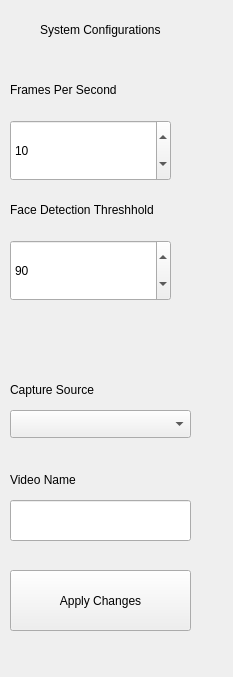
Old version of the form DesktopApp/configswidget.ui in the repository anassalah24/Graduation-Project-DMS.
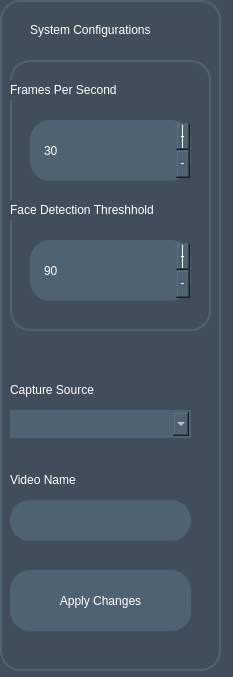
New version of the form.

```diff
--- a/DesktopApp/configswidget.ui
+++ b/DesktopApp/configswidget.ui
@@ -13,15 +13,25 @@
   <property name="windowTitle">
    <string>Form</string>
   </property>
+  <property name="styleSheet">
+   <string notr="true">QWidget{
+background-color:#404E5C;
+}</string>
+  </property>
   <widget class="QLabel" name="label">
    <property name="geometry">
     <rect>
-     <x>40</x>
+     <x>30</x>
      <y>20</y>
-     <width>151</width>
+     <width>161</width>
      <height>20</height>
     </rect>
    </property>
+   <property name="styleSheet">
+    <string notr="true">QLabel{
+color:white;
+}</string>
+   </property>
    <property name="text">
     <string>System Configurations</string>
    </property>
@@ -35,6 +45,11 @@
      <height>20</height>
     </rect>
    </property>
+   <property name="styleSheet">
+    <string notr="true">QLabel{
+color:white;
+}</string>
+   </property>
    <property name="text">
     <string>Frames Per Second</string>
    </property>
@@ -48,6 +63,11 @@
      <height>20</height>
     </rect>
    </property>
+   <property name="styleSheet">
+    <string notr="true">QLabel{
+color:white;
+}</string>
+   </property>
    <property name="text">
     <string>Face Detection Threshhold</string>
    </property>
@@ -61,6 +81,11 @@
      <height>20</height>
     </rect>
    </property>
+   <property name="styleSheet">
+    <string notr="true">QLabel{
+color:white;
+}</string>
+   </property>
    <property name="text">
     <string>Capture Source</string>
    </property>
@@ -68,31 +93,70 @@
   <widget class="QSpinBox" name="fps_spin">
    <property name="geometry">
     <rect>
-     <x>10</x>
+     <x>30</x>
      <y>120</y>
      <width>161</width>
      <height>61</height>
     </rect>
    </property>
+   <property name="styleSheet">
+    <string notr="true">QSpinBox{
+border: 2px solid #4F6272;
+border-radius:20px;
+color:white;
+padding-left:10px;
+	background-color: rgb(79, 98, 114);
+}
+QSpinBox:Hover{
+border: 2px solid #BFD7EA;
+}
+QSpinBox:focus{
+border: 2px solid white;
+}</string>
+   </property>
+   <property name="buttonSymbols">
+    <enum>QAbstractSpinBox::PlusMinus</enum>
+   </property>
    <property name="minimum">
     <number>1</number>
    </property>
    <property name="maximum">
-    <number>80</number>
+    <number>60</number>
+   </property>
+   <property name="singleStep">
+    <number>5</number>
    </property>
    <property name="value">
-    <number>10</number>
+    <number>30</number>
    </property>
   </widget>
   <widget class="QSpinBox" name="fdt_spin">
    <property name="geometry">
     <rect>
-     <x>10</x>
+     <x>30</x>
      <y>240</y>
      <width>161</width>
      <height>61</height>
     </rect>
    </property>
+   <property name="styleSheet">
+    <string notr="true">QSpinBox{
+border: 2px solid #4F6272;
+border-radius:20px;
+color:white;
+padding-left:10px;
+	background-color: rgb(79, 98, 114);
+}
+QSpinBox:Hover{
+border: 2px solid #BFD7EA;
+}
+QSpinBox:focus{
+border: 2px solid white;
+}</string>
+   </property>
+   <property name="buttonSymbols">
+    <enum>QAbstractSpinBox::PlusMinus</enum>
+   </property>
    <property name="singleStep">
     <number>5</number>
    </property>
@@ -112,6 +176,21 @@
      <height>28</height>
     </rect>
    </property>
+   <property name="styleSheet">
+    <string notr="true">QComboBox{
+border: 2px solid #4F6272;
+border-radius:20px;
+color:white;
+padding-left:10px;
+	background-color: rgb(79, 98, 114);
+}
+QComboBox:Hover{
+border: 2px solid #BFD7EA;
+}
+QComboBox:focus{
+border: 2px solid white;
+}</string>
+   </property>
    <property name="currentIndex">
     <number>-1</number>
    </property>
@@ -125,6 +204,21 @@
      <height>41</height>
     </rect>
    </property>
+   <property name="styleSheet">
+    <string notr="true">QLineEdit{
+border: 2px solid #4F6272;
+border-radius:20px;
+color:white;
+padding-left:10px;
+	background-color: rgb(79, 98, 114);
+}
+QLineEdit:Hover{
+border: 2px solid #BFD7EA;
+}
+QLineEdit:focus{
+border: 2px solid white;
+}</string>
+   </property>
   </widget>
   <widget class="QPushButton" name="applybutton">
    <property name="geometry">
@@ -135,6 +229,17 @@
      <height>61</height>
     </rect>
    </property>
+   <property name="styleSheet">
+    <string notr="true">QPushButton{
+background-color:#4F6272; 
+color:white;
+border-radius:20px;
+}
+
+QPushButton:Hover{
+background-color:#BFD7EA
+}</string>
+   </property>
    <property name="text">
     <string>Apply Changes</string>
    </property>
@@ -148,10 +253,97 @@
      <height>20</height>
     </rect>
    </property>
+   <property name="styleSheet">
+    <string notr="true">QLabel{
+color:white;
+}</string>
+   </property>
    <property name="text">
     <string>Video Name</string>
    </property>
   </widget>
+  <widget class="QLabel" name="border_labe">
+   <property name="geometry">
+    <rect>
+     <x>0</x>
+     <y>0</y>
+     <width>221</width>
+     <height>671</height>
+    </rect>
+   </property>
+   <property name="sizePolicy">
+    <sizepolicy hsizetype="Maximum" vsizetype="Maximum">
+     <horstretch>0</horstretch>
+     <verstretch>0</verstretch>
+    </sizepolicy>
+   </property>
+   <property name="styleSheet">
+    <string notr="true">QLabel{
+border: 2px solid #4F6272;
+border-radius:20px;
+padding-left:10px;
+}
+QLabel:Hover{
+border: 2px solid #BFD7EA;
+}</string>
+   </property>
+   <property name="frameShape">
+    <enum>QFrame::Box</enum>
+   </property>
+   <property name="lineWidth">
+    <number>3</number>
+   </property>
+   <property name="text">
+    <string/>
+   </property>
+  </widget>
+  <widget class="QLabel" name="border_labe_2">
+   <property name="geometry">
+    <rect>
+     <x>10</x>
+     <y>60</y>
+     <width>201</width>
+     <height>271</height>
+    </rect>
+   </property>
+   <property name="sizePolicy">
+    <sizepolicy hsizetype="Maximum" vsizetype="Maximum">
+     <horstretch>0</horstretch>
+     <verstretch>0</verstretch>
+    </sizepolicy>
+   </property>
+   <property name="styleSheet">
+    <string notr="true">QLabel{
+border: 2px solid #4F6272;
+border-radius:20px;
+padding-left:10px;
+}
+QLabel:Hover{
+border: 2px solid #BFD7EA;
+}</string>
+   </property>
+   <property name="frameShape">
+    <enum>QFrame::Box</enum>
+   </property>
+   <property name="lineWidth">
+    <number>3</number>
+   </property>
+   <property name="text">
+    <string/>
+   </property>
+  </widget>
+  <zorder>border_labe</zorder>
+  <zorder>border_labe_2</zorder>
+  <zorder>label</zorder>
+  <zorder>label_2</zorder>
+  <zorder>label_3</zorder>
+  <zorder>label_4</zorder>
+  <zorder>fps_spin</zorder>
+  <zorder>fdt_spin</zorder>
+  <zorder>source_combo</zorder>
+  <zorder>videoname</zorder>
+  <zorder>applybutton</zorder>
+  <zorder>label_video</zorder>
  </widget>
  <resources/>
  <connections/>
```
